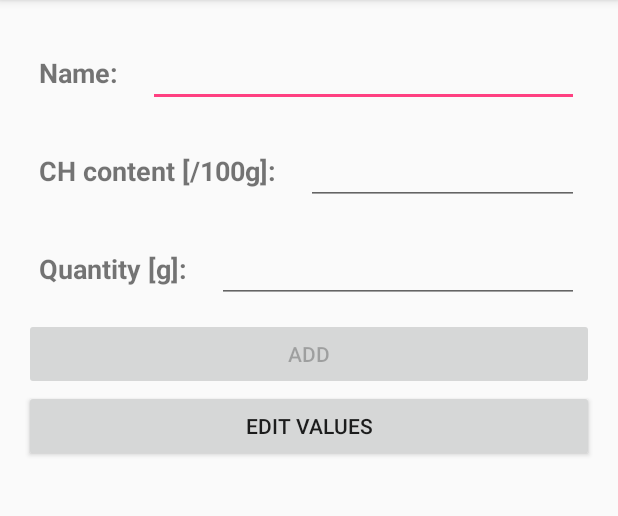
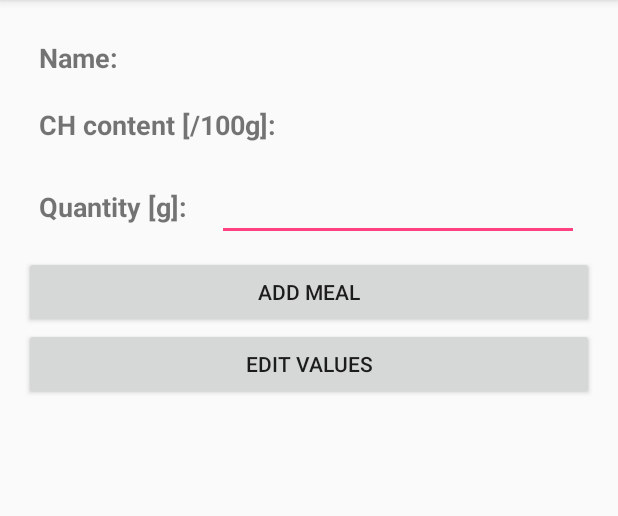
Before and after one commit to aowczarek/CHTrack, an Android app: the DetailsActivity screen opened directly, with no data from a screen before it, on a phone screen of 412 x 824 dp, the part 84-600 px from its top. Run offline under Robolectric (Android 15) with nearby library versions, the phone set to English and light mode, and no system bars; 1 statement that could not run was skipped.

Commit message:
Details changes

```diff
--- a/app/src/main/java/com/example/kilgore/chtrack/DetailsActivity.java
+++ b/app/src/main/java/com/example/kilgore/chtrack/DetailsActivity.java
@@ -38,7 +38,7 @@ public class DetailsActivity extends AppCompatActivity {
         buttonAdd = (Button) findViewById(R.id.buttonAdd);
         buttonEdit = (Button) findViewById(R.id.buttonEdit);
 
-        buttonAdd.setEnabled(false);
+        editTextQuantity.requestFocus();
 
         Bundle bundle  = getIntent().getExtras();
 
@@ -64,7 +64,6 @@ public class DetailsActivity extends AppCompatActivity {
 
                 if (name.isEmpty() || carb.isEmpty() || quantity.isEmpty()) {
                     Toast.makeText(DetailsActivity.this, "No empty values allowed", Toast.LENGTH_SHORT).show();
-                    return;
                 }
 
 //                if (!name.equalsIgnoreCase(selectedFood.getName())){
@@ -99,26 +98,5 @@ public class DetailsActivity extends AppCompatActivity {
                 }
             }
         });
-
-        editTextName.addTextChangedListener(new TextWatcher() {
-            @Override
-            public void onTextChanged(CharSequence s, int start, int before, int count) {
-
-                // TODO Auto-generated method stub
-            }
-
-            @Override
-            public void beforeTextChanged(CharSequence s, int start, int count, int after) {
-
-                // TODO Auto-generated method stub
-            }
-
-            @Override
-            public void afterTextChanged(Editable s) {
-                // if length greater then 1 enable the button else disable it here
-                buttonAdd.setEnabled(true);
-                // TODO Auto-generated method stub
-            }
-        });
     }
 }
--- a/app/src/main/res/layout/activity_details.xml
+++ b/app/src/main/res/layout/activity_details.xml
@@ -30,7 +30,8 @@
             android:maxLines="1"
             android:textSize="18sp"
             android:layout_margin="10dp"
-            android:textAlignment="textEnd"/>
+            android:textAlignment="textEnd"
+            android:background="@android:color/transparent"/>
 
     </android.support.v7.widget.LinearLayoutCompat>
 
@@ -59,7 +60,9 @@
             android:textSize="18sp"
             android:layout_margin="10dp"
             android:textAlignment="textEnd"
-            android:layout_below="@+id/name" />
+            android:layout_below="@+id/name"
+            android:inputType="numberDecimal"
+            android:background="@android:color/transparent"/>
 
     </android.support.v7.widget.LinearLayoutCompat>
 
@@ -87,7 +90,8 @@
             android:textSize="18sp"
             android:layout_margin="10dp"
             android:textAlignment="textEnd"
-            android:inputType="numberDecimal"/>
+            android:inputType="numberDecimal"
+            />
 
     </android.support.v7.widget.LinearLayoutCompat>
 
@@ -103,7 +107,7 @@
             android:id="@+id/buttonAdd"
             android:layout_width="match_parent"
             android:layout_height="wrap_content"
-            android:text="Add" />
+            android:text="Add meal" />
 
         <Button
             android:id="@+id/buttonEdit"
```
